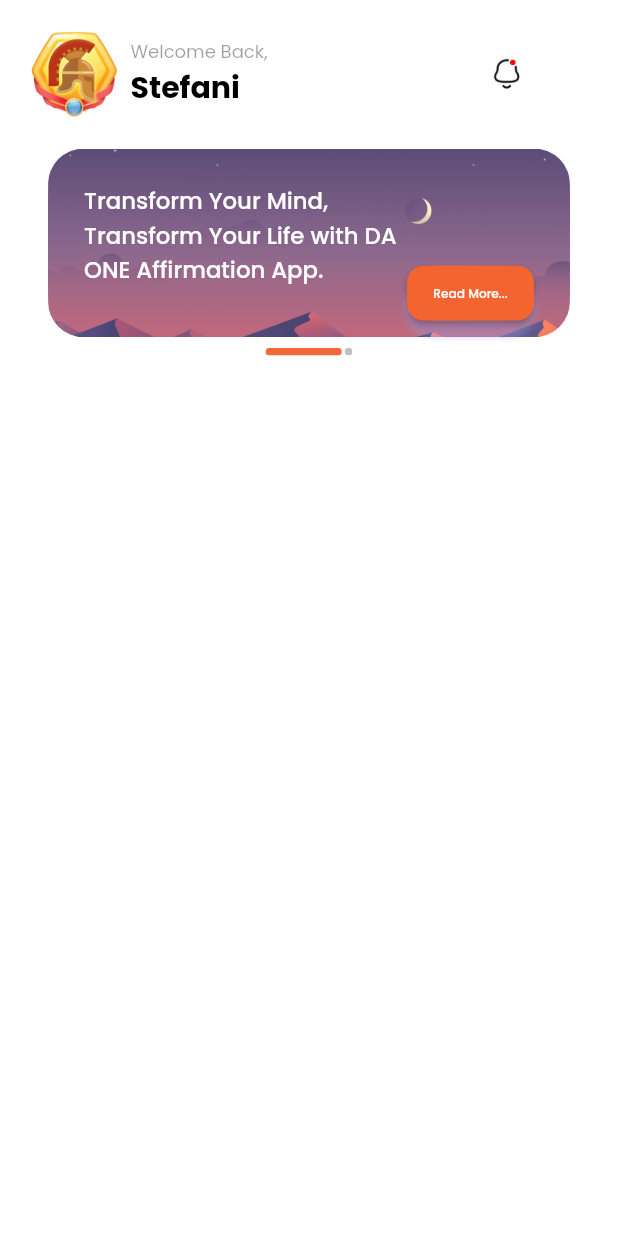
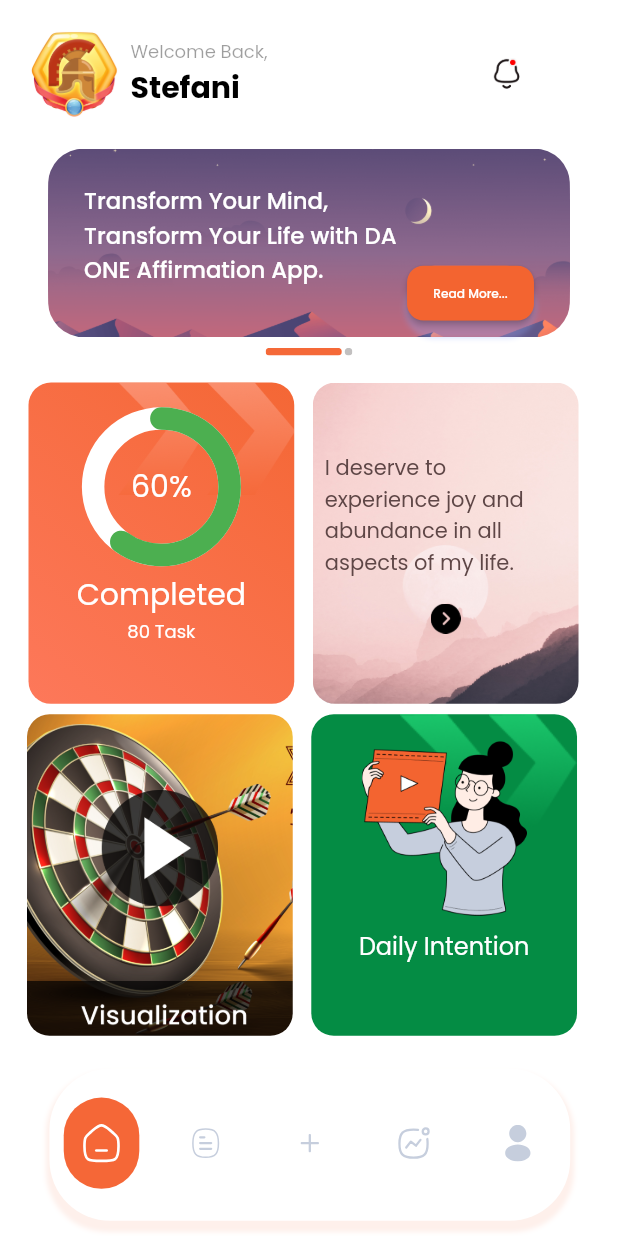
Before and after one commit to Hammadkhan0034/Daone, a Flutter app: the HomeOneScreen screen opened by its route, on a phone screen of 412 x 824 dp. Run offline on Flutter 3.47's test engine with Material 2 defaults, Android fonts, the phone set to English and light mode, and no system bars; drawn by our look-alikes of percent_indicator; our stand-ins replace cached_network_image, connectivity_plus, flutter_svg, flutter_svg_provider, get, google_fonts and 2 more; accounts and stored records are empty.

Commit message:
9/14/23
Updated UI

```diff
--- a/lib/core/utils/image_constant.dart
+++ b/lib/core/utils/image_constant.dart
@@ -405,4 +405,10 @@
       'assets/images/img_iconlylightmessage_20x20.png';
 
   static String imageNotFound = 'assets/images/image_not_found.png';
+  static String vector9 = 'assets/images/Vector 9.png';
+  static String containerBackgroundImg = 'assets/images/container_background_img.png';
+  static String blackMoreButtonImg = 'assets/images/blackmore.png';
+  static String virtualizationImg = 'assets/images/virtualizationImg.png';
+  static String vector10 = 'assets/images/Vector 10.png';
+  static String ladyImg = 'assets/images/ladyimg.png';
 }
--- a/lib/presentation/home_one_screen/home_one_screen.dart
+++ b/lib/presentation/home_one_screen/home_one_screen.dart
@@ -1,8 +1,10 @@
 import 'package:daone/widgets/text_widget.dart';
+import '../../widgets/custom_bottom_bar.dart';
 import 'controller/home_one_controller.dart';
 import 'package:daone/core/app_export.dart';
 import 'package:daone/widgets/custom_elevated_button.dart';
 import 'package:flutter/material.dart';
+import 'package:percent_indicator/percent_indicator.dart';
 
 // ignore_for_file: must_be_immutable
 class HomeOneScreen extends GetWidget<HomeOneController> {
@@ -17,8 +19,17 @@
 
     return SafeArea(
       child: Scaffold(
+        extendBody: true,
+        bottomNavigationBar: Padding(
+         padding: EdgeInsets.only(bottom: getVerticalSize(10)),
+          child: CustomBottomBar(
+            onChanged: (BottomBarEnum type) {},
+          ),
+        ),
         backgroundColor: appTheme.whiteA700,
-        body: Column(
+        body: SingleChildScrollView(
+          scrollDirection: Axis.vertical,
+          child: Column(
             mainAxisAlignment: MainAxisAlignment.start,
             children: [
               Padding(
@@ -39,7 +50,6 @@
                   ],
                 ),
               ),
-
               SizedBox(
                 height: getVerticalSize(
                   124,
@@ -134,99 +144,133 @@
                   top: 7,
                 ),
               ),
-            // Container(
-            //
-            //   height: getVerticalSize(
-            //     602,
-            //   ),
-            //   width: double.maxFinite,
-            //   margin: getMargin(
-            //     top: 19,
-            //   ),
-            //   child: Stack(
-            //     alignment: Alignment.topLeft,
-            //     children: [
-            //       Opacity(
-            //         opacity: 0.15,
-            //         child: CustomImageView(
-            //           imagePath: ImageConstant.imgEllipse255270x169,
-            //           height: getVerticalSize(
-            //             270,
-            //           ),
-            //           width: getHorizontalSize(
-            //             169,
-            //           ),
-            //           alignment: Alignment.bottomRight,
-            //           margin: getMargin(
-            //             bottom: 130,
-            //           ),
-            //         ),
-            //       ),
-            //       Align(
-            //         alignment: Alignment.topLeft,
-            //         child: Container(
-            //           height: getVerticalSize(
-            //             210,
-            //           ),
-            //           width: getHorizontalSize(
-            //             173,
-            //           ),
-            //           margin: getMargin(
-            //             top: 97,
-            //           ),
-            //           child: Stack(
-            //             alignment: Alignment.topRight,
-            //             children: [
-            //               Opacity(
-            //                 opacity: 0.15,
-            //                 child: CustomImageView(
-            //                   imagePath: ImageConstant.imgEllipse254210x173,
-            //                   height: getVerticalSize(
-            //                     210,
-            //                   ),
-            //                   width: getHorizontalSize(
-            //                     173,
-            //                   ),
-            //                   alignment: Alignment.center,
-            //                 ),
-            //               ),
-            //             ],
-            //           ),
-            //         ),
-            //       ),
-            //       Align(
-            //         alignment: Alignment.bottomCenter,
-            //         child: Container(
-            //           margin: getMargin(
-            //             left: 30,
-            //             right: 29,
-            //             bottom: 95,
-            //           ),
-            //           padding: getPadding(
-            //             left: 20,
-            //             top: 12,
-            //             right: 20,
-            //             bottom: 12,
-            //           ),
-            //           decoration: AppDecoration.outline1.copyWith(
-            //             borderRadius: BorderRadiusStyle.circleBorder37,
-            //           ),
-            //           child: CustomImageView(
-            //             svgPath: ImageConstant.imgGroup681,
-            //             height: getVerticalSize(
-            //               50,
-            //             ),
-            //             width: getHorizontalSize(
-            //               268,
-            //             ),
-            //           ),
-            //         ),
-            //       ),
-            //     ],
-            //   ),
-            // ),
+              Padding(
+                padding: const EdgeInsets.only(left: 19.0,right: 19,bottom: 7,top: 18),
+                child: Row(
+                  children: [
+                    Container(
+                      height: Get.height*0.26,
+                      width: Get.width*0.43,
+                      decoration: BoxDecoration(
+                        borderRadius: BorderRadius.circular(15),
+                        gradient: LinearGradient(
+                          begin: Alignment.bottomLeft, end: Alignment.topRight,
+                          colors: [Color(0xfffd785a), Color(0xfff46735)], ),
+                      ),
+                      child: Stack(
+                        children: [
+                          Align(
+                            alignment: Alignment(0, -1),
+                          child:  Image.asset(ImageConstant.vector9,scale: 4),
+                          ),
+                          Align(
+                            alignment: Alignment.topRight,
+                          child:  Image.asset(ImageConstant.vector9,scale: 4),
+                          ),
+                          Align(
+                            alignment: Alignment.center,
+                            child: Column(
+                              children: [
+                                SizedBox(height: Get.height*0.02,),
+                                CircularPercentIndicator(
+                                  radius: 53.0,
+                                  lineWidth: 15.0,
+                                  percent: 0.6,
+                                  center: TextWidget(text: "60%",color: Colors.white,fsize: 20),
+                                  progressColor: Colors.green,
+                                  backgroundColor: Colors.white,
+                                  circularStrokeCap: CircularStrokeCap.round,
+                                ),
+                                SizedBox(height: Get.height*0.005,),
+                                TextWidget(text: "Completed",color: Colors.white,fsize: 20),
+                                SizedBox(height: Get.height*0.001,),
+                                TextWidget(text: "80 Task",color: Colors.white,fsize: 12),
+                              ],
+                            ),
+                          ),
+                        ],
+                      ),
 
+                    ),
+                    SizedBox( width: Get.width*0.03,),
+                    Container(
+                      height: Get.height*0.26,
+                      width: Get.width*0.43,
+
+                      decoration: BoxDecoration(
+                        borderRadius: BorderRadius.circular(15),
+                        image: DecorationImage(image: AssetImage(ImageConstant.containerBackgroundImg),fit: BoxFit.cover),
+                      ),
+                      child: Column(
+                        mainAxisAlignment: MainAxisAlignment.center,
+                        crossAxisAlignment: CrossAxisAlignment.center,
+                        children: [
+                          Padding(
+                            padding: const EdgeInsets.symmetric(horizontal: 8.0),
+                            child: TextWidget(text: "I deserve to experience joy and abundance in all aspects of my life.",
+                              color: Color(0xff5E4646), fsize: 14),
+                          ),
+                          SizedBox( height: Get.height*0.02,),
+                          Image.asset(ImageConstant.blackMoreButtonImg,scale: 3,),
                         ],
+                      ),
+                    )
+                  ],
+
+                ),
+              ),
+              Padding(
+                padding: const EdgeInsets.symmetric(horizontal: 18.0,vertical: 0),
+                child: Row(
+                  children: [
+                    Container(
+                      height: Get.height*0.26,
+                      width: Get.width*0.43,
+                      decoration: BoxDecoration(
+                        borderRadius: BorderRadius.circular(15),
+                        image: DecorationImage(image: AssetImage(ImageConstant.virtualizationImg),fit: BoxFit.cover),
+                      ),
+
+                    ),
+                    SizedBox( width: Get.width*0.03,),
+                    Container(
+                      height: Get.height*0.26,
+                      width: Get.width*0.43,
+                      decoration: BoxDecoration(
+                        color: Color(0xff048C44),
+                        borderRadius: BorderRadius.circular(15),
+                      ),
+                      child: Stack(
+                        children: [
+                          Align(
+                            alignment: Alignment(0, -1),
+                            child:  Image.asset(ImageConstant.vector10,scale: 1),
+                          ),
+                          Align(
+                            alignment: Alignment.topRight,
+                            child:  Image.asset(ImageConstant.vector10,scale: 1),
+                          ),
+                          Align(
+                            alignment: Alignment.center,
+                            child: Column(
+                              children: [
+                                SizedBox(height: Get.height*0.02,),
+                                Image.asset(ImageConstant.ladyImg,scale: 4),
+                                SizedBox(height: Get.height*0.01,),
+                                TextWidget(text: "Daily Intention",color: Colors.white,fsize: 16),
+                              ],
+                            ),
+                          ),
+                        ],
+                      ),
+                    )
+                  ],
+
+                ),
+              ),
+              SizedBox(height: Get.height*0.15,),
+            ],
+          ),
         ),
       ),
     );
--- a/lib/widgets/text_widget.dart
+++ b/lib/widgets/text_widget.dart
@@ -3,9 +3,9 @@
 import 'package:google_fonts/google_fonts.dart';
 
 class TextWidget extends StatelessWidget {
-  var text,color,font;
+  var text,color,font,textAlign;
   double fsize;
-  TextWidget({@required this.text,required this.color,required this.fsize,this.font});
+  TextWidget({@required this.text,required this.color,required this.fsize,this.font,this.textAlign});
 
   @override
   Widget build(BuildContext context) {
--- a/pubspec.yaml
+++ b/pubspec.yaml
@@ -15,6 +15,7 @@
   outline_gradient_button: ^2.0.1+1
   intl: ^0.18.1
   google_fonts: ^5.1.0
+  percent_indicator: ^4.2.3
 dev_dependencies:
   flutter_test:
     sdk: flutter
```
Also changed, not shown: assets/images/Vector 10.png (added), assets/images/Vector 9.png (added), assets/images/blackmore.png (added), assets/images/container_background_img.png (added), assets/images/ladyimg.png (added), assets/images/virtualizationImg.png (added), pubspec.lock, 1 other file. Lines whose indentation alone changed are shown as unchanged.
